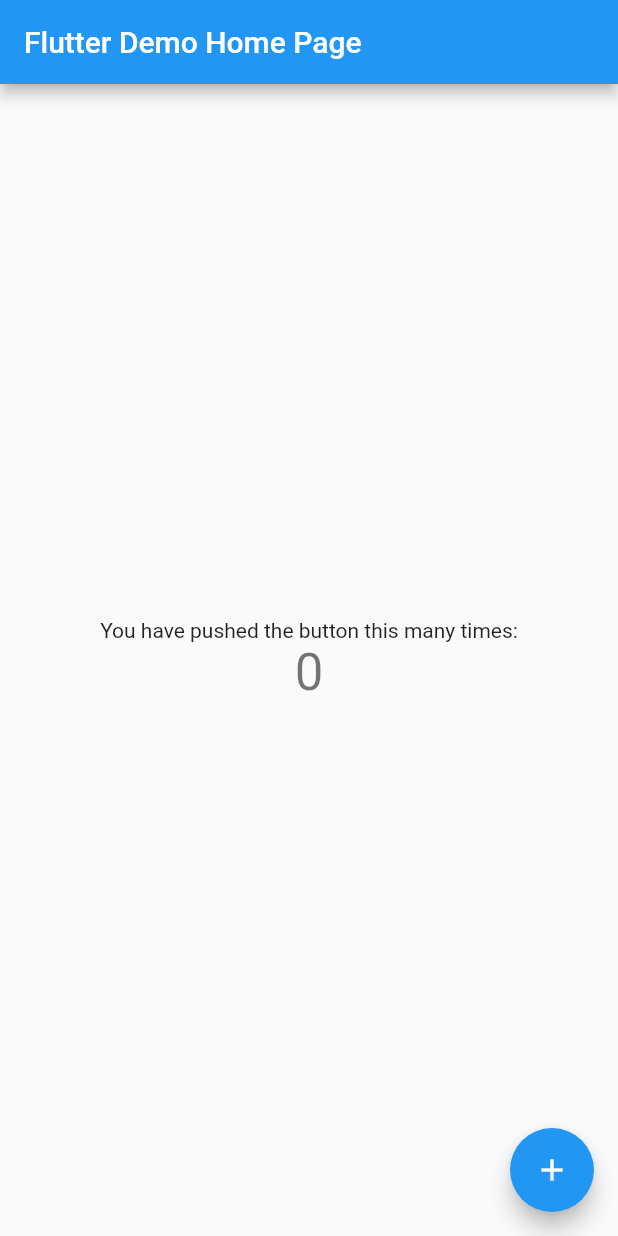
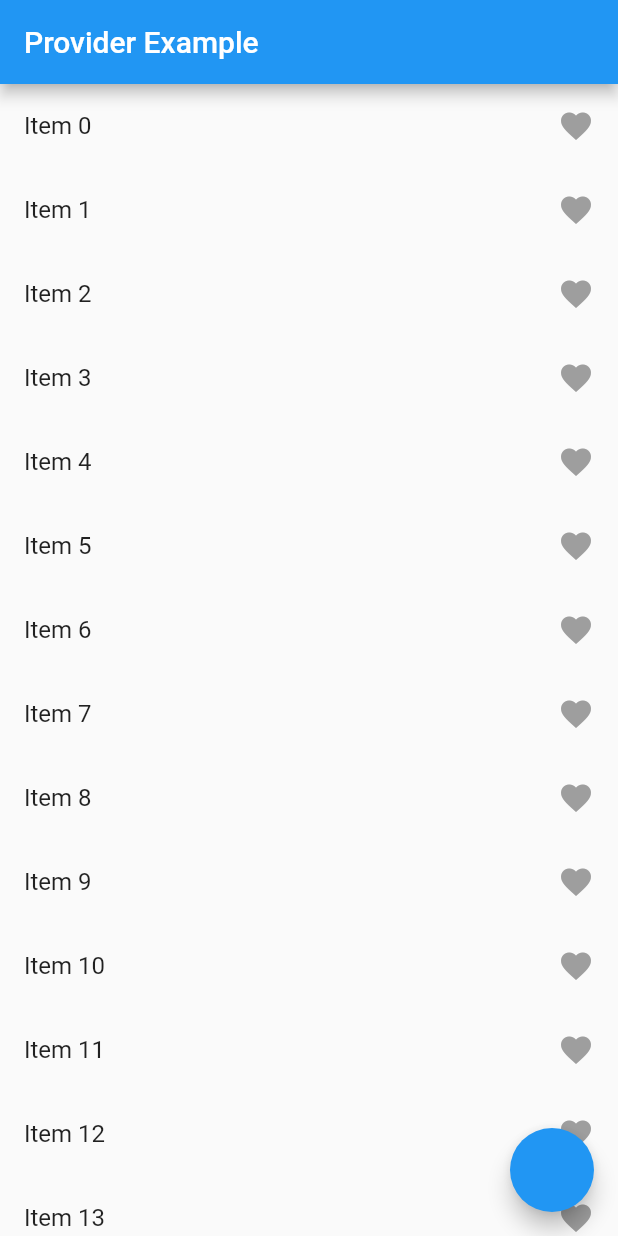
Before and after one commit to Sagar-Adkhale/flutter-provider-example, a Flutter app: the screen it shows after launch, on a phone screen of 412 x 824 dp. Run offline on Flutter 3.47's test engine with Material 2 defaults, Android fonts, the phone set to English and light mode, and no system bars.

Commit message:
provider crud

```diff
--- /dev/null
+++ b/lib/first_screen.dart
@@ -0,0 +1,42 @@
+import 'package:flutter/material.dart';
+import 'package:flutterprovider/provider/item_menu_provider.dart';
+import 'package:flutterprovider/second_screen.dart';
+import 'package:provider/provider.dart';
+
+class FirstScreen extends StatelessWidget {
+  const FirstScreen({super.key});
+
+  @override
+  Widget build(BuildContext context) {
+    List<int> favItem = context.watch<ItemMenuProvider>().favouriteItems;
+
+    return Scaffold(
+      appBar: AppBar(
+        title: const Text("Provider Example"),
+      ),
+      floatingActionButton: FloatingActionButton(
+          onPressed: () => Navigator.push(context,
+              MaterialPageRoute(builder: (context) => const SecondScreen()))),
+      body: ListView.builder(
+          itemCount: 40,
+          itemBuilder: (BuildContext context, int index) {
+            return ListTile(
+              title: Text('Item $index'),
+              trailing: InkWell(
+                  onTap: () => {
+                        favItem.contains(index)
+                            ? context
+                                .read<ItemMenuProvider>()
+                                .removeFavouriteItem(index)
+                            : context
+                                .read<ItemMenuProvider>()
+                                .setFavouriteItem(index)
+                      },
+                  child: Icon(Icons.favorite,
+                      color:
+                          favItem.contains(index) ? Colors.red : Colors.grey)),
+            );
+          }),
+    );
+  }
+}
--- a/lib/main.dart
+++ b/lib/main.dart
@@ -1,7 +1,12 @@
 import 'package:flutter/material.dart';
+import 'package:flutterprovider/first_screen.dart';
+import 'package:flutterprovider/provider/item_menu_provider.dart';
+import 'package:provider/provider.dart';
 
 void main() {
-  runApp(const MyApp());
+  runApp(MultiProvider(
+      providers: [ChangeNotifierProvider(create: (_) => ItemMenuProvider())],
+      child: const MyApp()));
 }
 
 class MyApp extends StatelessWidget {
@@ -13,103 +18,9 @@ class MyApp extends StatelessWidget {
     return MaterialApp(
       title: 'Flutter Demo',
       theme: ThemeData(
-        // This is the theme of your application.
-        //
-        // Try running your application with "flutter run". You'll see the
-        // application has a blue toolbar. Then, without quitting the app, try
-        // changing the primarySwatch below to Colors.green and then invoke
-        // "hot reload" (press "r" in the console where you ran "flutter run",
-        // or simply save your changes to "hot reload" in a Flutter IDE).
-        // Notice that the counter didn't reset back to zero; the application
-        // is not restarted.
         primarySwatch: Colors.blue,
       ),
-      home: const MyHomePage(title: 'Flutter Demo Home Page'),
+      home: const FirstScreen(),
     );
   }
 }
-
-class MyHomePage extends StatefulWidget {
-  const MyHomePage({super.key, required this.title});
-
-  // This widget is the home page of your application. It is stateful, meaning
-  // that it has a State object (defined below) that contains fields that affect
-  // how it looks.
-
-  // This class is the configuration for the state. It holds the values (in this
-  // case the title) provided by the parent (in this case the App widget) and
-  // used by the build method of the State. Fields in a Widget subclass are
-  // always marked "final".
-
-  final String title;
-
-  @override
-  State<MyHomePage> createState() => _MyHomePageState();
-}
-
-class _MyHomePageState extends State<MyHomePage> {
-  int _counter = 0;
-
-  void _incrementCounter() {
-    setState(() {
-      // This call to setState tells the Flutter framework that something has
-      // changed in this State, which causes it to rerun the build method below
-      // so that the display can reflect the updated values. If we changed
-      // _counter without calling setState(), then the build method would not be
-      // called again, and so nothing would appear to happen.
-      _counter++;
-    });
-  }
-
-  @override
-  Widget build(BuildContext context) {
-    // This method is rerun every time setState is called, for instance as done
-    // by the _incrementCounter method above.
-    //
-    // The Flutter framework has been optimized to make rerunning build methods
-    // fast, so that you can just rebuild anything that needs updating rather
-    // than having to individually change instances of widgets.
-    return Scaffold(
-      appBar: AppBar(
-        // Here we take the value from the MyHomePage object that was created by
-        // the App.build method, and use it to set our appbar title.
-        title: Text(widget.title),
-      ),
-      body: Center(
-        // Center is a layout widget. It takes a single child and positions it
-        // in the middle of the parent.
-        child: Column(
-          // Column is also a layout widget. It takes a list of children and
-          // arranges them vertically. By default, it sizes itself to fit its
-          // children horizontally, and tries to be as tall as its parent.
-          //
-          // Invoke "debug painting" (press "p" in the console, choose the
-          // "Toggle Debug Paint" action from the Flutter Inspector in Android
-          // Studio, or the "Toggle Debug Paint" command in Visual Studio Code)
-          // to see the wireframe for each widget.
-          //
-          // Column has various properties to control how it sizes itself and
-          // how it positions its children. Here we use mainAxisAlignment to
-          // center the children vertically; the main axis here is the vertical
-          // axis because Columns are vertical (the cross axis would be
-          // horizontal).
-          mainAxisAlignment: MainAxisAlignment.center,
-          children: <Widget>[
-            const Text(
-              'You have pushed the button this many times:',
-            ),
-            Text(
-              '$_counter',
-              style: Theme.of(context).textTheme.headline4,
-            ),
-          ],
-        ),
-      ),
-      floatingActionButton: FloatingActionButton(
-        onPressed: _incrementCounter,
-        tooltip: 'Increment',
-        child: const Icon(Icons.add),
-      ), // This trailing comma makes auto-formatting nicer for build methods.
-    );
-  }
-}
--- /dev/null
+++ b/lib/provider/item_menu_provider.dart
@@ -0,0 +1,15 @@
+import 'package:flutter/material.dart';
+
+class ItemMenuProvider with ChangeNotifier {
+  List<int> favouriteItems = [];
+
+  setFavouriteItem(int index) {
+    favouriteItems.add(index);
+    notifyListeners();
+  }
+
+  removeFavouriteItem(int index) {
+    favouriteItems.remove(index);
+    notifyListeners();
+  }
+}
--- a/pubspec.yaml
+++ b/pubspec.yaml
@@ -36,6 +36,7 @@ dependencies:
   # The following adds the Cupertino Icons font to your application.
   # Use with the CupertinoIcons class for iOS style icons.
   cupertino_icons: ^1.0.2
+  provider: ^6.0.5
 
 dev_dependencies:
   flutter_test:
```
Also changed, not shown: lib/second_screen.dart (added, +36 -0 lines), pubspec.lock.
